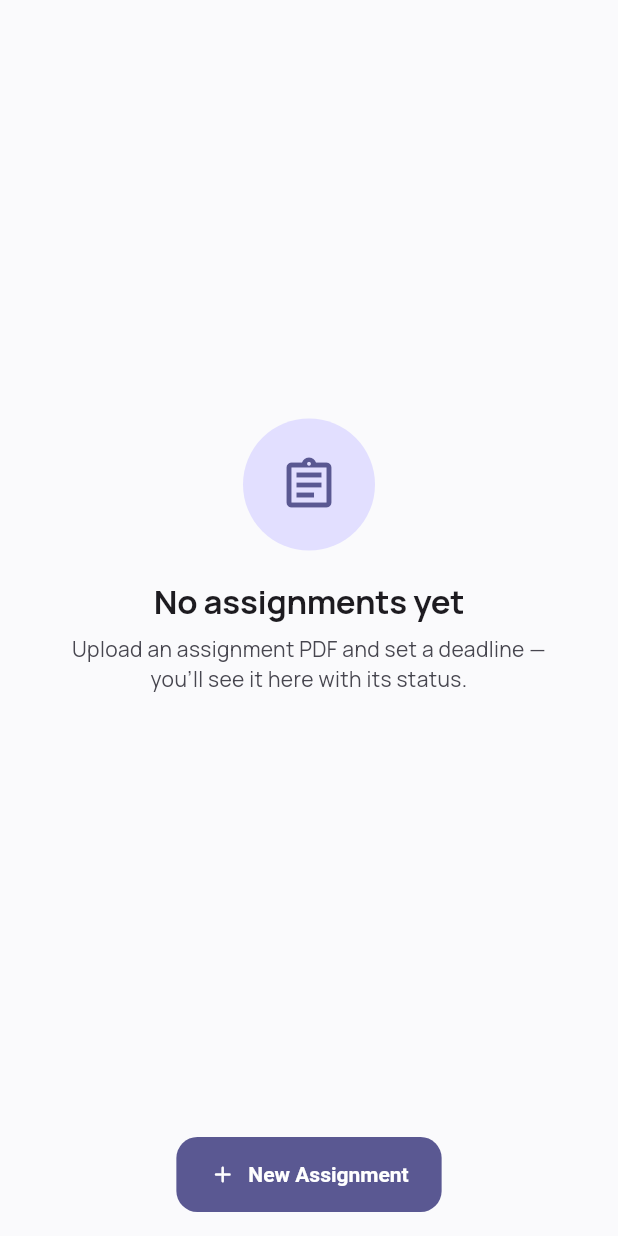
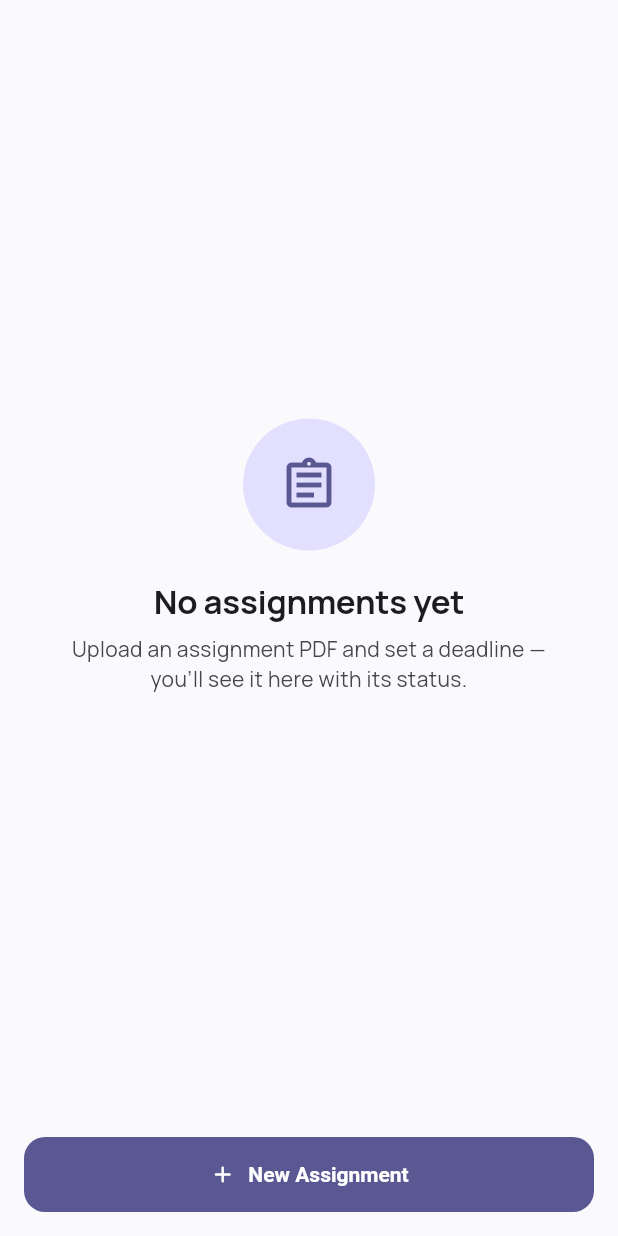
Before and after one commit to vitthal-hash/ClassVault, a Flutter app: the AssignmentsTab widget shown alone on an empty page, opened directly with empty values, on a phone screen of 412 x 824 dp. Run offline on Flutter 3.47's test engine with Material 3 defaults, Android fonts, the phone set to English and light mode, and no system bars; our stand-ins replace file_picker, flutter_secure_storage, google_fonts, image_picker, isar, share_plus; missing offline and left inert: google_mlkit_text_recognition, syncfusion_flutter_pdf; accounts and stored records are empty; generated files the repository leaves out were written again.

Commit message:
screens changed

```diff
--- a/lib/screens/subject_tabs/assignments_tab.dart
+++ b/lib/screens/subject_tabs/assignments_tab.dart
@@ -78,10 +78,13 @@ class AssignmentsTab extends StatelessWidget {
             ),
             Padding(
               padding: const EdgeInsets.all(16),
-              child: FilledButton.icon(
-                onPressed: () => CreateAssignmentSheet.show(context, subject),
-                icon: const Icon(Icons.add_rounded),
-                label: const Text('New Assignment'),
+              child: SizedBox(
+                width: double.infinity,
+                child: FilledButton.icon(
+                  onPressed: () => CreateAssignmentSheet.show(context, subject),
+                  icon: const Icon(Icons.add_rounded),
+                  label: const Text('New Assignment'),
+                ),
               ),
             ),
           ],
--- a/lib/screens/subject_tabs/lectures_tab.dart
+++ b/lib/screens/subject_tabs/lectures_tab.dart
@@ -184,6 +184,8 @@ class _LecturesTabState extends State<LecturesTab> {
         ),
         Padding(
           padding: const EdgeInsets.all(16),
+          child: SizedBox(
+            width: double.infinity,
             child: FilledButton.icon(
               onPressed: _capturing ? null : _showSourceSheet,
               icon: _capturing
@@ -194,6 +196,7 @@ class _LecturesTabState extends State<LecturesTab> {
                     )
                   : const Icon(Icons.add_a_photo_outlined),
               label: Text(_capturing ? 'Saving…' : 'Add Lecture'),
+            ),
           ),
         ),
       ],
--- a/lib/screens/subject_tabs/resources_tab.dart
+++ b/lib/screens/subject_tabs/resources_tab.dart
@@ -211,6 +211,8 @@ class _ResourcesTabState extends State<ResourcesTab> {
             ),
             Padding(
               padding: const EdgeInsets.all(16),
+              child: SizedBox(
+                width: double.infinity,
                 child: FilledButton.icon(
                   onPressed: _uploading ? null : _pickAndUpload,
                   icon: _uploading
@@ -223,6 +225,7 @@ class _ResourcesTabState extends State<ResourcesTab> {
                   label: Text(_uploading ? 'Uploading…' : 'Upload Files'),
                 ),
               ),
+            ),
           ],
         );
       },
--- a/lib/screens/subject_tabs/schedule_tab.dart
+++ b/lib/screens/subject_tabs/schedule_tab.dart
@@ -60,6 +60,8 @@ class ScheduleTab extends StatelessWidget {
             ),
             Padding(
               padding: const EdgeInsets.all(16),
+              child: SizedBox(
+                width: double.infinity,
                 child: OutlinedButton.icon(
                   onPressed: () => TimetableEntryFormSheet.showCreate(
                     context,
@@ -69,6 +71,7 @@ class ScheduleTab extends StatelessWidget {
                   ),
                   icon: const Icon(Icons.add_rounded),
                   label: Text('Add ${sessionType.label} Slot'),
+                ),
               ),
             ),
           ],
```
Also changed, not shown: lib/screens/subject_tabs/syllabus_tab.dart (+17 -4 lines). Lines whose indentation alone changed are shown as unchanged.
